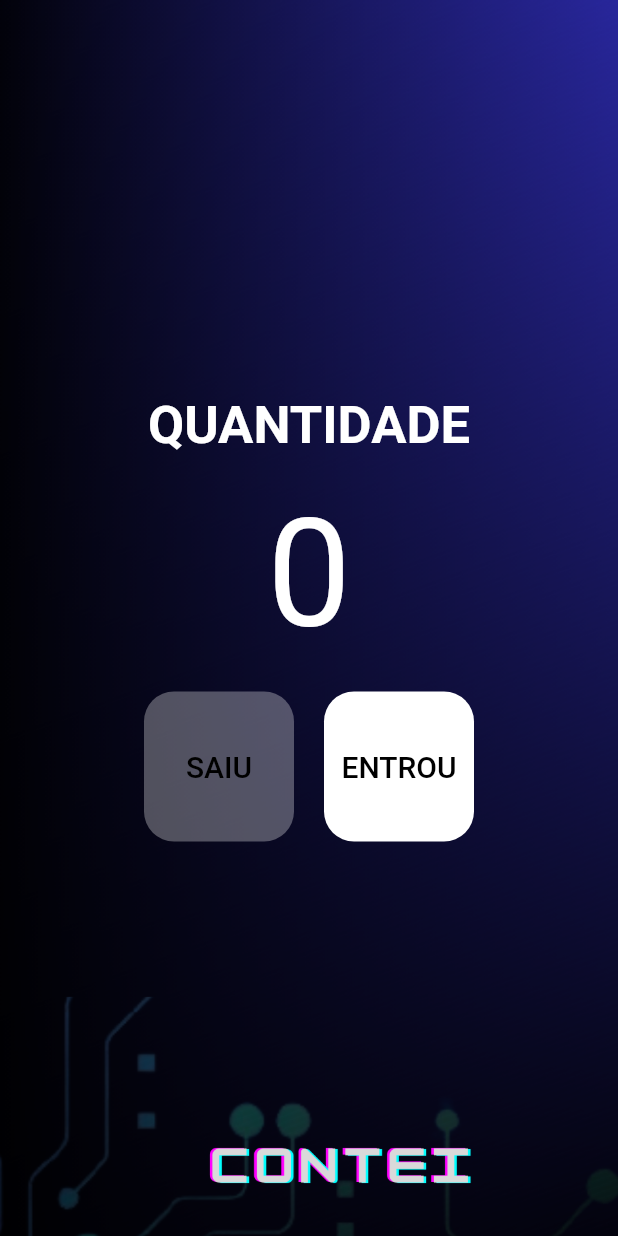
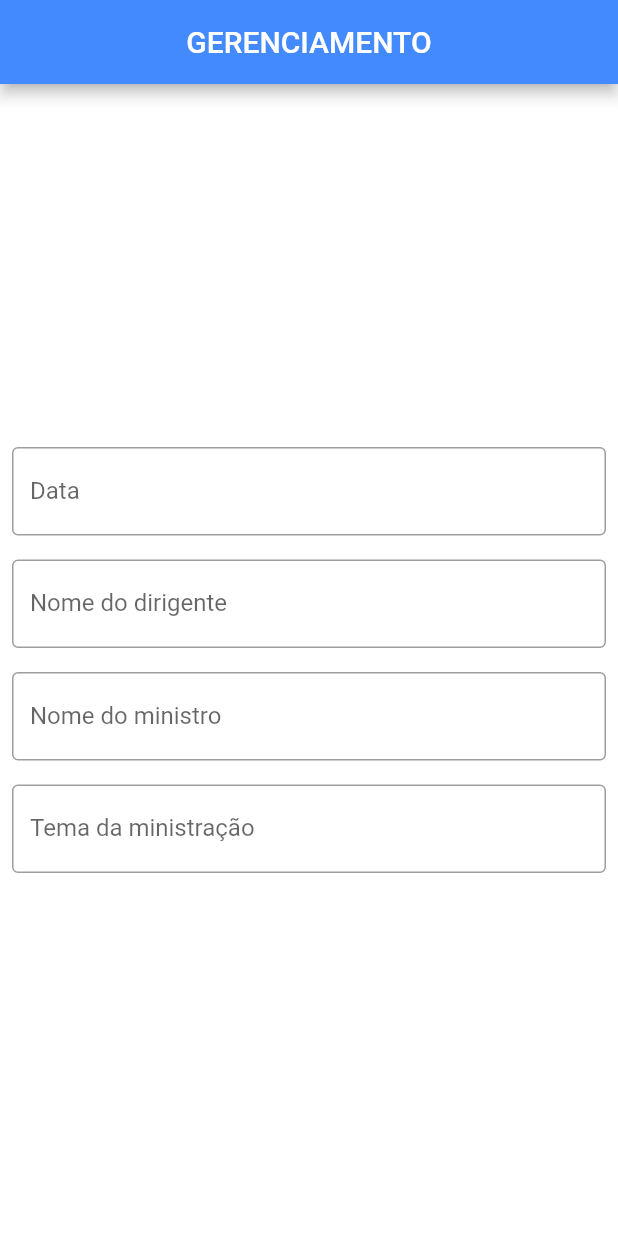
Before and after one commit to Claudioarauj0/Contador-de-pessoas, a Flutter app: the screen it shows after launch, on a phone screen of 412 x 824 dp. Run offline on Flutter 3.47's test engine with Material 2 defaults, Android fonts, the phone set to English and light mode, and no system bars.

Commit message:
alterações

```diff
--- a/lib/main.dart
+++ b/lib/main.dart
@@ -37,81 +37,54 @@ class _HomePageState extends State<HomePage> {
       count++;
     });
     print(count);
-
   }
 
   bool get isEmpty => count == 0;
   bool get isfull => count == 500;
 
-
   @override
   Widget build(BuildContext context) {
     return Scaffold(
-      backgroundColor: Colors.blue,
-      body: Container(
-        decoration: const BoxDecoration(
-            image: DecorationImage(
-                image: AssetImage('assets/images/contei.png'), fit: BoxFit.cover)),
+      appBar: AppBar(
+        title: const Text("GERENCIAMENTO"),
+        centerTitle: true,
+        backgroundColor: Colors.blueAccent,
+      ),
+      backgroundColor: Colors.white,
+      body: Center(
         child: Column(
           mainAxisAlignment: MainAxisAlignment.center,
           children: [
-            Text(
-              isfull ? 'LOTADO' : 'QUANTIDADE',
-              style:  TextStyle(
-                  fontSize: 35,
-                  color: isfull ? Colors.green : Colors.white,
-                  fontWeight: FontWeight.w700),
-            ),
-            const SizedBox(height: 20),
-            Text(
-              '$count',
-              style: TextStyle(
-                fontSize: 100,
-                color: isfull ? Colors.red : Colors.white,
+            Padding(
+              padding: const EdgeInsets.all(8.0),
+              child: TextFormField(
+                decoration: const InputDecoration(
+                    labelText: "Data", border: OutlineInputBorder()),
               ),
             ),
-            const SizedBox(height: 20),
-            Row(
-              mainAxisAlignment: MainAxisAlignment.center,
-              children: [
-                TextButton(
-                  onPressed: isEmpty ? null : decrement,
-                  style: TextButton.styleFrom(
-                    foregroundColor: Colors.black,
-                    backgroundColor:
-                        isEmpty ? Colors.white.withOpacity(0.3) : Colors.white,
-                    fixedSize: const Size(100, 100),
-                    shape: RoundedRectangleBorder(
-                        borderRadius: BorderRadius.circular(20)),
-                  ),
-                  child: const Text(
-                    'SAIU',
-                    style: TextStyle(
-                      fontSize: 20,
-                      color: Colors.black,
-                    ),
-                  ),
-                ),
-                const SizedBox(width: 20),
-                TextButton(
-                  onPressed: isfull ? null : increment,
-                  style: TextButton.styleFrom(
-                    foregroundColor: Colors.black,
-                    backgroundColor:
-                        isfull ? Colors.white.withOpacity(0.3) : Colors.white,
-                    fixedSize: const Size(100, 100),
-                    shape: RoundedRectangleBorder(
-                        borderRadius: BorderRadius.circular(20)),
-                  ),
-                  child: const Text(
-                    'ENTROU',
-                    style: TextStyle(
-                      fontSize: 20,
-                      color: Colors.black,
-                    ),
-                  ),
-                ),
-              ],
+            Padding(
+              padding: const EdgeInsets.all(8.0),
+              child: TextFormField(
+                decoration: const InputDecoration(
+                    labelText: "Nome do dirigente",
+                    border: OutlineInputBorder()),
+              ),
+            ),
+            Padding(
+              padding: const EdgeInsets.all(8.0),
+              child: TextFormField(
+                decoration: const InputDecoration(
+                    labelText: "Nome do ministro",
+                    border: OutlineInputBorder()),
+              ),
+            ),
+            Padding(
+              padding: const EdgeInsets.all(8.0),
+              child: TextFormField(
+                decoration: const InputDecoration(
+                    labelText: "Tema da ministração",
+                    border: OutlineInputBorder()),
+              ),
             ),
           ],
         ),
```
